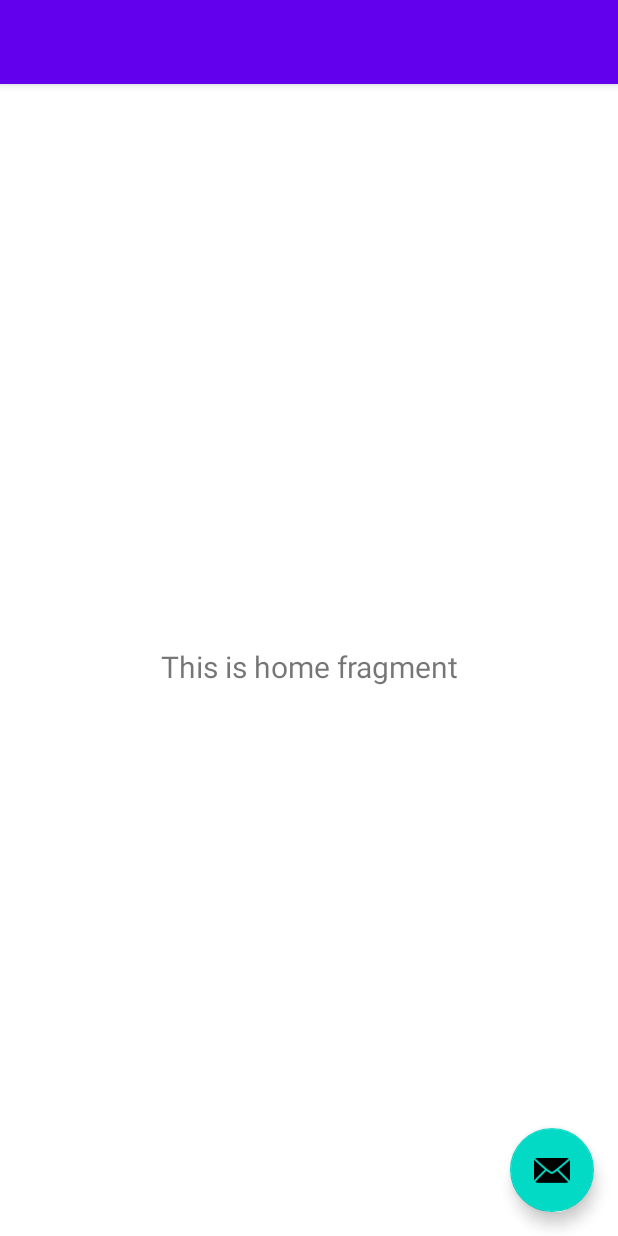
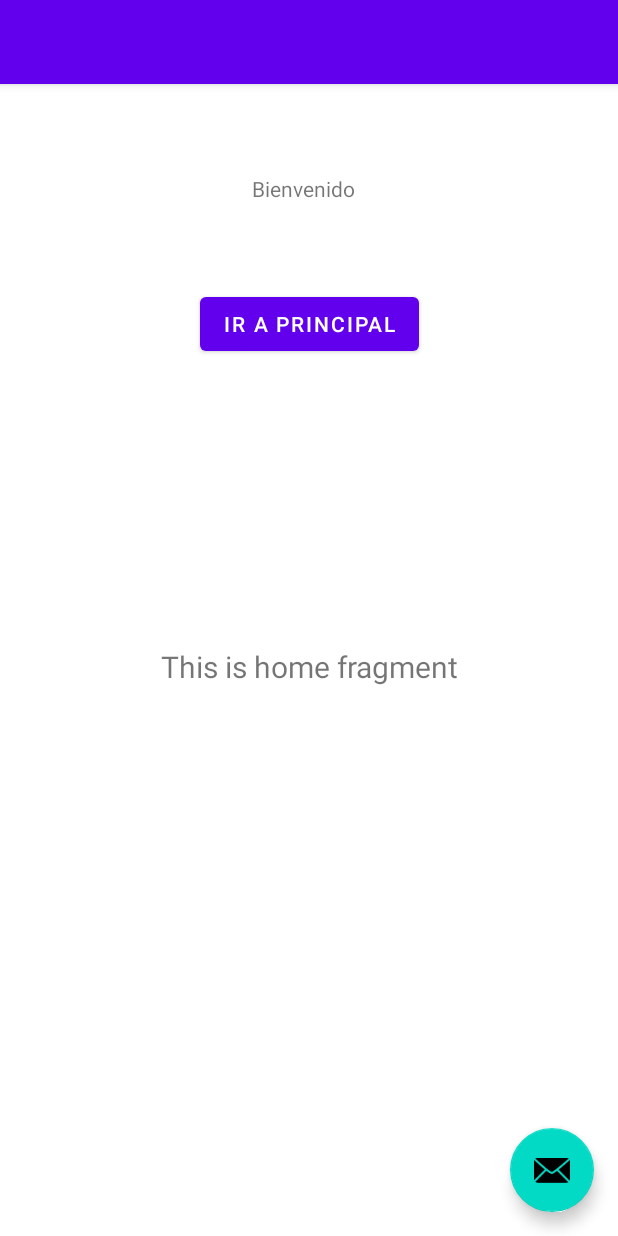
Before and after one commit to Allen2316/Html-y-Css, an Android app: the layout app_bar_main.xml on its own in the app's theme, with its tools: preview values and no code run, on a phone screen of 412 x 824 dp. Run offline under Robolectric (Android 15) with nearby library versions, the phone set to English and light mode, and no system bars.

Commit message:
update
avance

```diff
--- a/practicas_android/Sarmiento_Luis/app/src/main/res/layout/activity__principal.xml
+++ b/practicas_android/Sarmiento_Luis/app/src/main/res/layout/activity__principal.xml
@@ -21,4 +21,5 @@
         android:fitsSystemWindows="true"
         app:headerLayout="@layout/nav_header_main"
         app:menu="@menu/activity_main_drawer" />
+
 </androidx.drawerlayout.widget.DrawerLayout>
--- a/practicas_android/Sarmiento_Luis/app/src/main/res/layout/app_bar_main.xml
+++ b/practicas_android/Sarmiento_Luis/app/src/main/res/layout/app_bar_main.xml
@@ -4,7 +4,7 @@
     xmlns:tools="http://schemas.android.com/tools"
     android:layout_width="match_parent"
     android:layout_height="match_parent"
-    tools:context=".ui.login.Activity_Principal">
+    tools:context=".Activity_Principal">
 
     <com.google.android.material.appbar.AppBarLayout
         android:layout_width="match_parent"
--- a/practicas_android/Sarmiento_Luis/app/src/main/res/layout/content_main.xml
+++ b/practicas_android/Sarmiento_Luis/app/src/main/res/layout/content_main.xml
@@ -13,8 +13,33 @@
         android:layout_width="match_parent"
         android:layout_height="match_parent"
         app:defaultNavHost="true"
+        app:layout_constraintHorizontal_bias="0.0"
         app:layout_constraintLeft_toLeftOf="parent"
         app:layout_constraintRight_toRightOf="parent"
         app:layout_constraintTop_toTopOf="parent"
         app:navGraph="@navigation/mobile_navigation" />
+
+    <TextView
+        android:id="@+id/lblBienvenidoInicial"
+        android:layout_width="76dp"
+        android:layout_height="20dp"
+        android:layout_marginTop="60dp"
+        android:text="Bienvenido"
+        app:layout_constraintEnd_toEndOf="parent"
+        app:layout_constraintStart_toStartOf="parent"
+        app:layout_constraintTop_toTopOf="parent" />
+
+    <Button
+        android:id="@+id/irA_main"
+        android:layout_width="wrap_content"
+        android:layout_height="wrap_content"
+        android:layout_marginStart="160dp"
+        android:layout_marginLeft="160dp"
+        android:layout_marginTop="56dp"
+        android:layout_marginEnd="159dp"
+        android:layout_marginRight="159dp"
+        android:text="Ir a Principal"
+        app:layout_constraintEnd_toEndOf="@+id/nav_host_fragment"
+        app:layout_constraintStart_toStartOf="@+id/nav_host_fragment"
+        app:layout_constraintTop_toBottomOf="@+id/lblBienvenidoInicial" />
 </androidx.constraintlayout.widget.ConstraintLayout>
--- a/practicas_android/Sarmiento_Luis/app/src/main/res/layout/nav_header_main.xml
+++ b/practicas_android/Sarmiento_Luis/app/src/main/res/layout/nav_header_main.xml
@@ -24,12 +24,12 @@
         android:layout_width="match_parent"
         android:layout_height="wrap_content"
         android:paddingTop="@dimen/nav_header_vertical_spacing"
-        android:text="@string/nav_header_title"
+        android:text="@string/nombre_autor"
         android:textAppearance="@style/TextAppearance.AppCompat.Body1" />
 
     <TextView
         android:id="@+id/textView"
         android:layout_width="wrap_content"
         android:layout_height="wrap_content"
-        android:text="@string/nav_header_subtitle" />
+        android:text="@string/email_inst" />
 </LinearLayout>
--- a/practicas_android/Sarmiento_Luis/app/src/main/res/values/strings.xml
+++ b/practicas_android/Sarmiento_Luis/app/src/main/res/values/strings.xml
@@ -22,4 +22,8 @@
     <string name="menu_home">Home</string>
     <string name="menu_gallery">Gallery</string>
     <string name="menu_slideshow">Slideshow</string>
+
+    <string name="inicio">Inicio</string>
+    <string name="nombre_autor">Luis Sarmiento</string>
+    <string name="email_inst">luis.a.sarmiento@unl.edu.ec</string>
 </resources>
```
Also changed, not shown: practicas_android/Sarmiento_Luis/app/src/main/AndroidManifest.xml (+10 -8 lines), practicas_android/Sarmiento_Luis/app/src/main/java/com/example/sarmiento_luis/Activity_Principal.java (renamed from practicas_android/Sarmiento_Luis/app/src/main/java/com/example/sarmiento_luis/ui/login/Activity_Principal.java, +20 -2 lines).
